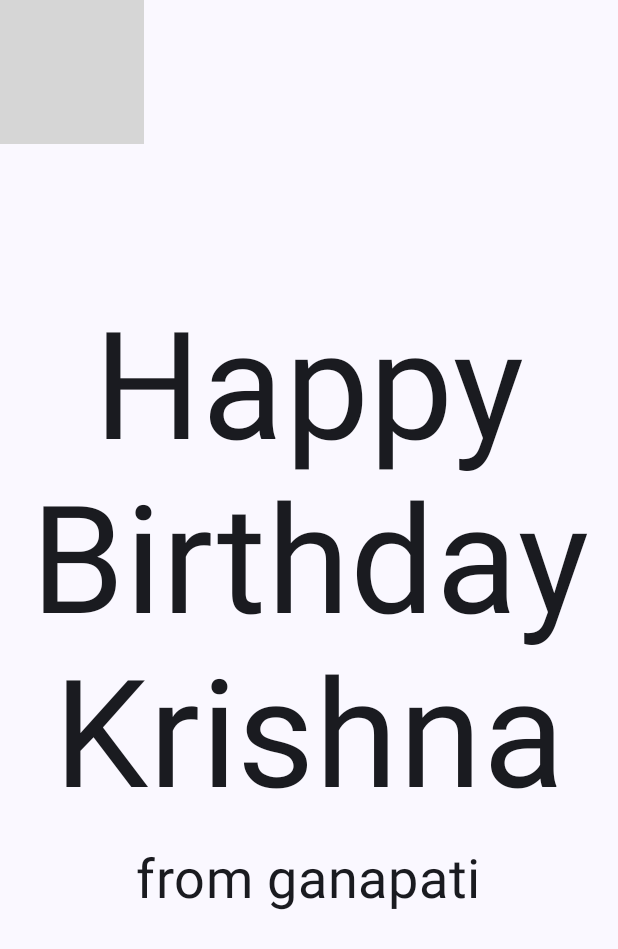
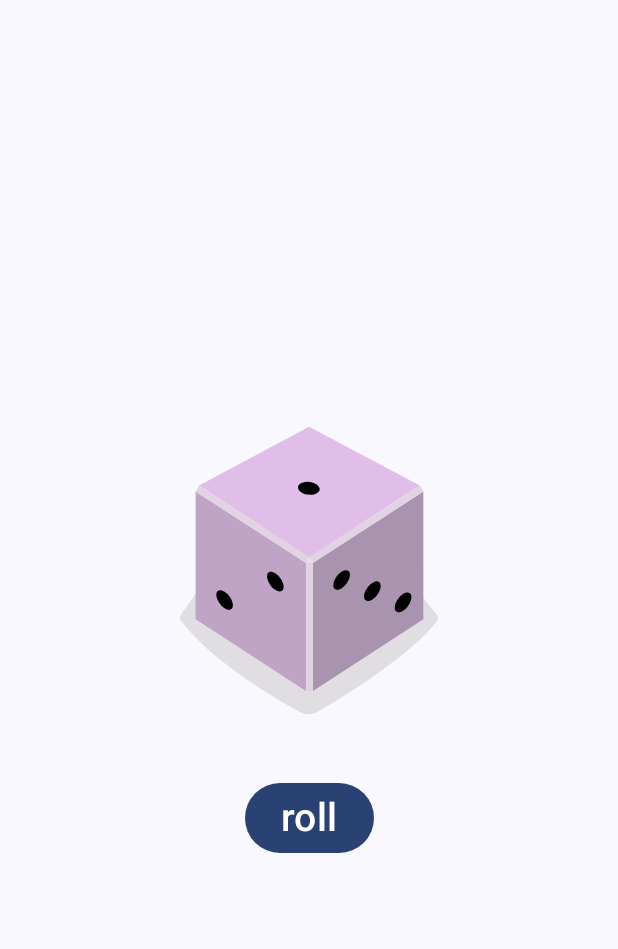
Before and after one commit to krishnamadugu/learnAndroid, an Android app built with Jetpack Compose: the screen it shows after launch (MainActivity), on a phone screen of 412 x 824 dp. Shown: the top 949 px of the screen. Run offline under Robolectric (Android 15) with nearby library versions, the phone set to English and light mode, and no system bars; grey boxes are pictures that could not be loaded.

Commit message:
day 2 finished successfully

```diff
--- a/app/src/main/java/com/example/birthdaycardapp/MainActivity.kt
+++ b/app/src/main/java/com/example/birthdaycardapp/MainActivity.kt
@@ -1,25 +1,30 @@
 package com.example.birthdaycardapp
+
 
 import android.os.Bundle
 import androidx.activity.ComponentActivity
 import androidx.activity.compose.setContent
 import androidx.compose.foundation.Image
-import androidx.compose.foundation.layout.Arrangement
-import androidx.compose.foundation.layout.Box
 
 import androidx.compose.foundation.layout.Column
+
+import androidx.compose.foundation.layout.Spacer
 import androidx.compose.foundation.layout.fillMaxSize
-import androidx.compose.foundation.layout.padding
+import androidx.compose.foundation.layout.height
+import androidx.compose.foundation.layout.wrapContentSize
+import androidx.compose.material3.Button
 import androidx.compose.material3.MaterialTheme
 import androidx.compose.material3.Surface
 import androidx.compose.material3.Text
 import androidx.compose.runtime.Composable
+import androidx.compose.runtime.remember
+import androidx.compose.runtime.mutableStateOf
+import androidx.compose.runtime.getValue
+import androidx.compose.runtime.setValue
 import androidx.compose.ui.Alignment
 import androidx.compose.ui.Modifier
-import androidx.compose.ui.layout.ContentScale
 import androidx.compose.ui.res.painterResource
 import androidx.compose.ui.res.stringResource
-import androidx.compose.ui.text.style.TextAlign
 import androidx.compose.ui.tooling.preview.Preview
 import androidx.compose.ui.unit.dp
 import androidx.compose.ui.unit.sp
@@ -35,64 +40,51 @@ class MainActivity : ComponentActivity() {
                     modifier = Modifier.fillMaxSize(),
                     color = MaterialTheme.colorScheme.background
                 ) {
-                    GreetingImage(
-                        message = stringResource(R.string.happy_birthday_text),
-                        from = stringResource(R.string.signature_text),
-                        modifier = Modifier.fillMaxSize(),
-                    )
+                    DiceRollerApp()
                 }
             }
         }
     }
 }
 
+
+@Preview(showSystemUi = true)
 @Composable
-fun GreetingImage(message: String, from: String, modifier: Modifier = Modifier) {
-    val image = painterResource(R.drawable.androidparty)
-    Box {
-        Image(
-            painter = image,
-            contentDescription = null,
-            contentScale = ContentScale.Crop,
-            alpha = 0.5F,
-        )
-        GreetingText(
-            message = message,
-            from = from,
-            modifier = modifier
-                .fillMaxSize()
-                .padding(8.0.dp)
-        )
-
-    }
+fun DiceRollerApp() {
+    DiceWithButtonAndImage()
 }
 
 @Composable
-fun GreetingText(message:String, from:String , modifier: Modifier = Modifier) {
-    Column(
-        verticalArrangement = Arrangement.Center,
-        modifier = modifier
+fun DiceWithButtonAndImage(
+    modifier: Modifier = Modifier
+) {
+    var result by remember {
+        mutableStateOf(1)
+    }
+
+    val imageResource = when (result) {
+        1 -> R.drawable.dice_1
+        2 -> R.drawable.dice_2
+        3 -> R.drawable.dice_3
+        4 -> R.drawable.dice_4
+        5 -> R.drawable.dice_5
+        else -> R.drawable.dice_6
+    }
+
+    Column (
+        modifier = modifier.fillMaxSize().wrapContentSize(Alignment.Center),
+        horizontalAlignment = Alignment.CenterHorizontally
     ) {
-        Text(
-            text = message,
-            fontSize = 100.sp,
-            lineHeight = 116.sp,
-            textAlign = TextAlign.Center
-        )
-        Text(
-            text = from,
-            fontSize = 36.sp,
-            modifier = Modifier
-                .padding(16.dp)
-                .align(alignment = Alignment.CenterHorizontally)
-        )
+        Image(painter = painterResource(id = imageResource), contentDescription = result.toString())
+        Spacer(modifier = modifier.height(16.dp))
+        Button(onClick = {
+
+            result = (1..6).random()  }) {
+            Text(
+                text = stringResource(R.string.roll),
+                fontSize = 26.sp
+            )
+
+        }
     }
 }
-
-@Preview(showBackground = true)
-@Composable
-fun GreetingPreview() {
-    BirthdayCardAppTheme {
-        GreetingImage(message = "Happy Birthday Ganesha", from = "From Balakrishna")
-    }
-}
--- /dev/null
+++ b/app/src/main/res/drawable-nodpi/dice_1.xml
@@ -0,0 +1,66 @@
+<!--
+  ~ Copyright 2022, The Android Open Source Project
+  ~
+  ~ Licensed under the Apache License, Version 2.0 (the "License");
+  ~ you may not use this file except in compliance with the License.
+  ~ You may obtain a copy of the License at
+  ~
+  ~     http://www.apache.org/licenses/LICENSE-2.0
+  ~
+  ~ Unless required by applicable law or agreed to in writing, software
+  ~ distributed under the License is distributed on an "AS IS" BASIS,
+  ~ WITHOUT WARRANTIES OR CONDITIONS OF ANY KIND, either express or implied.
+  ~ See the License for the specific language governing permissions and
+  ~ limitations under the License.
+  -->
+
+<vector xmlns:android="http://schemas.android.com/apk/res/android"
+    android:width="200dp"
+    android:height="250dp"
+    android:viewportWidth="800"
+    android:viewportHeight="1000">
+    <path
+        android:fillAlpha="0.5"
+        android:fillColor="#C5C4C4"
+        android:pathData="M740.8,635.42c-68.27,90.47 -249.77,201.76 -316,240.63a50.7,50.7 0,0 1,-49.93 0.81c-64.19,-35 -234.09,-133.88 -315.65,-242a14.69,14.69 0,0 1,-0.12 -17.49c77.58,-106.29 159.67,-258.89 341.06,-258.89 182,0 242.19,139.08 340.27,258.88A14.62,14.62 0,0 1,740.8 635.42Z"
+        android:strokeAlpha="0.5" />
+    <path
+        android:fillColor="#AA93AE"
+        android:pathData="M704.9,630l-294.29,191.06l0,-340.85l294.29,-191.06l0,340.85z" />
+    <path
+        android:fillColor="#C0A4C5"
+        android:pathData="M97.59,630l294.29,191.06l0,-340.85l-294.29,-191.06l0,340.85z" />
+    <path
+        android:fillColor="#E1BEE7"
+        android:pathData="M400.14,464.73l-293.19,-191.45l293.19,-156.31l295.39,156.31l-295.39,191.45z" />
+    <path
+        android:fillColor="#E2D3E4"
+        android:pathData="M106.95,273.28l-9.36,15.87l294.29,191.06l8.26,-15.48l-293.19,-191.45z" />
+    <path
+        android:fillColor="#E2D3E4"
+        android:pathData="M695.53,273.28l9.37,15.87l-294.29,191.06l-10.47,-15.48l295.39,-191.45z" />
+    <path
+        android:fillColor="#E2D3E4"
+        android:pathData="M391.88,480.21h18.73v340.85h-18.73z" />
+    <path
+        android:fillColor="#E7DCE8"
+        android:pathData="M400.14,464.73l-8.26,15.48l18.73,0l-10.47,-15.48z" />
+    <path
+        android:fillColor="#000000"
+        android:pathData="M397.45,297.62a16.9,28.71 97.07,1 0,4.16 -33.54a16.9,28.71 97.07,1 0,-4.16 33.54z" />
+    <path
+        android:fillColor="#000000"
+        android:pathData="M297.17,539.02a30.12,16.11 53.82,1 0,26.01 -19.02a30.12,16.11 53.82,1 0,-26.01 19.02z" />
+    <path
+        android:fillColor="#000000"
+        android:pathData="M161.96,588.24a30.12,16.11 53.82,1 0,26.01 -19.02a30.12,16.11 53.82,1 0,-26.01 19.02z" />
+    <path
+        android:fillColor="#000000"
+        android:pathData="M551.15,579.45a30.12,16.11 126.18,1 0,35.56 -48.62a30.12,16.11 126.18,1 0,-35.56 48.62z" />
+    <path
+        android:fillColor="#000000"
+        android:pathData="M469.12,549.58a30.12,16.11 126.18,1 0,35.56 -48.62a30.12,16.11 126.18,1 0,-35.56 48.62z" />
+    <path
+        android:fillColor="#000000"
+        android:pathData="M633.17,609.29a30.12,16.11 126.18,1 0,35.56 -48.62a30.12,16.11 126.18,1 0,-35.56 48.62z" />
+</vector>
--- /dev/null
+++ b/app/src/main/res/drawable-nodpi/dice_2.xml
@@ -0,0 +1,66 @@
+<!--
+  ~ Copyright 2022, The Android Open Source Project
+  ~
+  ~ Licensed under the Apache License, Version 2.0 (the "License");
+  ~ you may not use this file except in compliance with the License.
+  ~ You may obtain a copy of the License at
+  ~
+  ~     http://www.apache.org/licenses/LICENSE-2.0
+  ~
+  ~ Unless required by applicable law or agreed to in writing, software
+  ~ distributed under the License is distributed on an "AS IS" BASIS,
+  ~ WITHOUT WARRANTIES OR CONDITIONS OF ANY KIND, either express or implied.
+  ~ See the License for the specific language governing permissions and
+  ~ limitations under the License.
+  -->
+
+<vector xmlns:android="http://schemas.android.com/apk/res/android"
+    android:width="200dp"
+    android:height="250dp"
+    android:viewportWidth="800"
+    android:viewportHeight="1000">
+    <path
+        android:fillAlpha="0.5"
+        android:fillColor="#C5C4C4"
+        android:pathData="M740.8,635.42c-68.27,90.47 -249.77,201.76 -316,240.63a50.7,50.7 0,0 1,-49.93 0.81c-64.19,-35 -234.09,-133.88 -315.65,-242a14.69,14.69 0,0 1,-0.12 -17.49c77.58,-106.29 159.67,-258.89 341.06,-258.89 182,0 242.19,139.08 340.27,258.88A14.62,14.62 0,0 1,740.8 635.42Z"
+        android:strokeAlpha="0.5" />
+    <path
+        android:fillColor="#AA93AE"
+        android:pathData="M704.9,630l-294.29,191.06l0,-340.85l294.29,-191.06l0,340.85z" />
+    <path
+        android:fillColor="#C0A4C5"
+        android:pathData="M97.59,630l294.29,191.06l0,-340.85l-294.29,-191.06l0,340.85z" />
+    <path
+        android:fillColor="#E1BEE7"
+        android:pathData="M400.14,464.73l-293.19,-191.45l293.19,-156.31l295.39,156.31l-295.39,191.45z" />
+    <path
+        android:fillColor="#E2D3E4"
+        android:pathData="M106.95,273.28l-9.36,15.87l294.29,191.06l8.26,-15.48l-293.19,-191.45z" />
+    <path
+        android:fillColor="#E2D3E4"
+        android:pathData="M695.53,273.28l9.37,15.87l-294.29,191.06l-10.47,-15.48l295.39,-191.45z" />
+    <path
+        android:fillColor="#E2D3E4"
+        android:pathData="M391.88,480.21h18.73v340.85h-18.73z" />
+    <path
+        android:fillColor="#E7DCE8"
+        android:pathData="M400.14,464.73l-8.26,15.48l18.73,0l-10.47,-15.48z" />
+    <path
+        android:fillColor="#000000"
+        android:pathData="M520.85,303.25a16.9,28.71 97.07,1 0,4.16 -33.54a16.9,28.71 97.07,1 0,-4.16 33.54z" />
+    <path
+        android:fillColor="#000000"
+        android:pathData="M273.33,291.99a16.9,28.71 97.07,1 0,4.16 -33.54a16.9,28.71 97.07,1 0,-4.16 33.54z" />
+    <path
+        android:fillColor="#000000"
+        android:pathData="M229.56,563.64a30.12,16.11 53.82,1 0,26.01 -19.02a30.12,16.11 53.82,1 0,-26.01 19.02z" />
+    <path
+        android:fillColor="#000000"
+        android:pathData="M311.58,533.77a30.12,16.11 53.82,1 0,26.01 -19.02a30.12,16.11 53.82,1 0,-26.01 19.02z" />
+    <path
+        android:fillColor="#000000"
+        android:pathData="M147.54,593.49a30.12,16.11 53.82,1 0,26.01 -19.02a30.12,16.11 53.82,1 0,-26.01 19.02z" />
+    <path
+        android:fillColor="#000000"
+        android:pathData="M551.15,579.45a30.12,16.11 126.18,1 0,35.56 -48.62a30.12,16.11 126.18,1 0,-35.56 48.62z" />
+</vector>
--- /dev/null
+++ b/app/src/main/res/drawable-nodpi/dice_3.xml
@@ -0,0 +1,66 @@
+<!--
+  ~ Copyright 2022, The Android Open Source Project
+  ~
+  ~ Licensed under the Apache License, Version 2.0 (the "License");
+  ~ you may not use this file except in compliance with the License.
+  ~ You may obtain a copy of the License at
+  ~
+  ~     http://www.apache.org/licenses/LICENSE-2.0
+  ~
+  ~ Unless required by applicable law or agreed to in writing, software
+  ~ distributed under the License is distributed on an "AS IS" BASIS,
+  ~ WITHOUT WARRANTIES OR CONDITIONS OF ANY KIND, either express or implied.
+  ~ See the License for the specific language governing permissions and
+  ~ limitations under the License.
+  -->
+
+<vector xmlns:android="http://schemas.android.com/apk/res/android"
+    android:width="200dp"
+    android:height="250dp"
+    android:viewportWidth="800"
+    android:viewportHeight="1000">
+    <path
+        android:fillAlpha="0.5"
+        android:fillColor="#C5C4C4"
+        android:pathData="M740.8,635.42c-68.27,90.47 -249.77,201.76 -316,240.63a50.7,50.7 0,0 1,-49.93 0.81c-64.19,-35 -234.09,-133.88 -315.65,-242a14.69,14.69 0,0 1,-0.12 -17.49c77.58,-106.29 159.67,-258.89 341.06,-258.89 182,0 242.19,139.08 340.27,258.88A14.62,14.62 0,0 1,740.8 635.42Z"
+        android:strokeAlpha="0.5" />
+    <path
+        android:fillColor="#AA93AE"
+        android:pathData="M704.9,630l-294.29,191.06l0,-340.85l294.29,-191.06l0,340.85z" />
+    <path
+        android:fillColor="#C0A4C5"
+        android:pathData="M97.59,630l294.29,191.06l0,-340.85l-294.29,-191.06l0,340.85z" />
+    <path
+        android:fillColor="#E1BEE7"
+        android:pathData="M400.14,464.73l-293.19,-191.45l293.19,-156.31l295.39,156.31l-295.39,191.45z" />
+    <path
+        android:fillColor="#E2D3E4"
+        android:pathData="M106.95,273.28l-9.36,15.87l294.29,191.06l8.26,-15.48l-293.19,-191.45z" />
+    <path
+        android:fillColor="#E2D3E4"
+        android:pathData="M695.53,273.28l9.37,15.87l-294.29,191.06l-10.47,-15.48l295.39,-191.45z" />
+    <path
+        android:fillColor="#E2D3E4"
+        android:pathData="M391.88,480.21h18.73v340.85h-18.73z" />
+    <path
+        android:fillColor="#E7DCE8"
+        android:pathData="M400.14,464.73l-8.26,15.48l18.73,0l-10.47,-15.48z" />
+    <path
+        android:fillColor="#000000"
+        android:pathData="M398.11,297.62a16.9,28.71 97.07,1 0,4.16 -33.54a16.9,28.71 97.07,1 0,-4.16 33.54z" />
+    <path
+        android:fillColor="#000000"
+        android:pathData="M548.27,304.46a16.9,28.71 97.07,1 0,4.16 -33.54a16.9,28.71 97.07,1 0,-4.16 33.54z" />
+    <path
+        android:fillColor="#000000"
+        android:pathData="M247.95,290.79a16.9,28.71 97.07,1 0,4.16 -33.54a16.9,28.71 97.07,1 0,-4.16 33.54z" />
+    <path
+        android:fillColor="#000000"
+        android:pathData="M229.56,563.64a30.12,16.11 53.82,1 0,26.01 -19.02a30.12,16.11 53.82,1 0,-26.01 19.02z" />
+    <path
+        android:fillColor="#000000"
+        android:pathData="M483.54,554.83a30.12,16.11 126.18,1 0,35.56 -48.62a30.12,16.11 126.18,1 0,-35.56 48.62z" />
+    <path
+        android:fillColor="#000000"
+        android:pathData="M618.75,604.04a30.12,16.11 126.18,1 0,35.56 -48.62a30.12,16.11 126.18,1 0,-35.56 48.62z" />
+</vector>
--- /dev/null
+++ b/app/src/main/res/drawable-nodpi/dice_4.xml
@@ -0,0 +1,69 @@
+<!--
+  ~ Copyright 2022, The Android Open Source Project
+  ~
+  ~ Licensed under the Apache License, Version 2.0 (the "License");
+  ~ you may not use this file except in compliance with the License.
+  ~ You may obtain a copy of the License at
+  ~
+  ~     http://www.apache.org/licenses/LICENSE-2.0
+  ~
+  ~ Unless required by applicable law or agreed to in writing, software
+  ~ distributed under the License is distributed on an "AS IS" BASIS,
+  ~ WITHOUT WARRANTIES OR CONDITIONS OF ANY KIND, either express or implied.
+  ~ See the License for the specific language governing permissions and
+  ~ limitations under the License.
+  -->
+
+<vector xmlns:android="http://schemas.android.com/apk/res/android"
+    android:width="200dp"
+    android:height="250dp"
+    android:viewportWidth="800"
+    android:viewportHeight="1000">
+    <path
+        android:fillAlpha="0.5"
+        android:fillColor="#C5C4C4"
+        android:pathData="M740.8,635.42c-68.27,90.47 -249.77,201.76 -316,240.63a50.7,50.7 0,0 1,-49.93 0.81c-64.19,-35 -234.09,-133.88 -315.65,-242a14.69,14.69 0,0 1,-0.12 -17.49c77.58,-106.29 159.67,-258.89 341.06,-258.89 182,0 242.19,139.08 340.27,258.88A14.62,14.62 0,0 1,740.8 635.42Z"
+        android:strokeAlpha="0.5" />
+    <path
+        android:fillColor="#AA93AE"
+        android:pathData="M704.9,630l-294.29,191.06l0,-340.85l294.29,-191.06l0,340.85z" />
+    <path
+        android:fillColor="#C0A4C5"
+        android:pathData="M97.59,630l294.29,191.06l0,-340.85l-294.29,-191.06l0,340.85z" />
+    <path
+        android:fillColor="#E1BEE7"
+        android:pathData="M400.14,464.73l-293.19,-191.45l293.19,-156.31l295.39,156.31l-295.39,191.45z" />
+    <path
+        android:fillColor="#E2D3E4"
+        android:pathData="M106.95,273.28l-9.36,15.87l294.29,191.06l8.26,-15.48l-293.19,-191.45z" />
+    <path
+        android:fillColor="#E2D3E4"
+        android:pathData="M695.53,273.28l9.37,15.87l-294.29,191.06l-10.47,-15.48l295.39,-191.45z" />
+    <path
+        android:fillColor="#E2D3E4"
+        android:pathData="M391.88,480.21h18.73v340.85h-18.73z" />
+    <path
+        android:fillColor="#E7DCE8"
+        android:pathData="M400.14,464.73l-8.26,15.48l18.73,0l-10.47,-15.48z" />
+    <path
+        android:fillColor="#000000"
+        android:pathData="M530.08,303.65a16.9,28.71 97.07,1 0,4.16 -33.54a16.9,28.71 97.07,1 0,-4.16 33.54z" />
+    <path
+        android:fillColor="#000000"
+        android:pathData="M389.68,218.17a16.9,28.71 97.07,1 0,4.16 -33.54a16.9,28.71 97.07,1 0,-4.16 33.54z" />
+    <path
+        android:fillColor="#000000"
+        android:pathData="M405.35,377.09a16.9,28.71 97.07,1 0,4.16 -33.54a16.9,28.71 97.07,1 0,-4.16 33.54z" />
+    <path
+        android:fillColor="#000000"
+        android:pathData="M264.95,291.6a16.9,28.71 97.07,1 0,4.16 -33.54a16.9,28.71 97.07,1 0,-4.16 33.54z" />
+    <path
+        android:fillColor="#000000"
+        android:pathData="M297.17,541.59a30.12,16.11 53.82,1 0,26.01 -19.02a30.12,16.11 53.82,1 0,-26.01 19.02z" />
+    <path
+        android:fillColor="#000000"
+        android:pathData="M161.96,590.81a30.12,16.11 53.82,1 0,26.01 -19.02a30.12,16.11 53.82,1 0,-26.01 19.02z" />
+    <path
+        android:fillColor="#000000"
+        android:pathData="M551.15,579.45a30.12,16.11 126.18,1 0,35.56 -48.62a30.12,16.11 126.18,1 0,-35.56 48.62z" />
+</vector>
--- /dev/null
+++ b/app/src/main/res/drawable-nodpi/dice_5.xml
@@ -0,0 +1,75 @@
+<!--
+  ~ Copyright 2022, The Android Open Source Project
+  ~
+  ~ Licensed under the Apache License, Version 2.0 (the "License");
+  ~ you may not use this file except in compliance with the License.
+  ~ You may obtain a copy of the License at
+  ~
+  ~     http://www.apache.org/licenses/LICENSE-2.0
+  ~
+  ~ Unless required by applicable law or agreed to in writing, software
+  ~ distributed under the License is distributed on an "AS IS" BASIS,
+  ~ WITHOUT WARRANTIES OR CONDITIONS OF ANY KIND, either express or implied.
+  ~ See the License for the specific language governing permissions and
+  ~ limitations under the License.
+  -->
+
+<vector xmlns:android="http://schemas.android.com/apk/res/android"
+    android:width="200dp"
+    android:height="250dp"
+    android:viewportWidth="800"
+    android:viewportHeight="1000">
+    <path
+        android:fillAlpha="0.5"
+        android:fillColor="#C5C4C4"
+        android:pathData="M740.8,635.42c-68.27,90.47 -249.77,201.76 -316,240.63a50.7,50.7 0,0 1,-49.93 0.81c-64.19,-35 -234.09,-133.88 -315.65,-242a14.69,14.69 0,0 1,-0.12 -17.49c77.58,-106.29 159.67,-258.89 341.06,-258.89 182,0 242.19,139.08 340.27,258.88A14.62,14.62 0,0 1,740.8 635.42Z"
+        android:strokeAlpha="0.5" />
+    <path
+        android:fillColor="#AA93AE"
+        android:pathData="M704.9,630l-294.29,191.06l0,-340.85l294.29,-191.06l0,340.85z" />
+    <path
+        android:fillColor="#C0A4C5"
+        android:pathData="M97.59,630l294.29,191.06l0,-340.85l-294.29,-191.06l0,340.85z" />
+    <path
+        android:fillColor="#E1BEE7"
+        android:pathData="M400.14,464.73l-293.19,-191.45l293.19,-156.31l295.39,156.31l-295.39,191.45z" />
+    <path
+        android:fillColor="#E2D3E4"
+        android:pathData="M106.95,273.28l-9.36,15.87l294.29,191.06l8.26,-15.48l-293.19,-191.45z" />
+    <path
+        android:fillColor="#E2D3E4"
+        android:pathData="M695.53,273.28l9.37,15.87l-294.29,191.06l-10.47,-15.48l295.39,-191.45z" />
+    <path
+        android:fillColor="#E2D3E4"
+        android:pathData="M391.88,480.21h18.73v340.85h-18.73z" />
+    <path
+        android:fillColor="#E7DCE8"
+        android:pathData="M400.14,464.73l-8.26,15.48l18.73,0l-10.47,-15.48z" />
+    <path
+        android:fillColor="#000000"
+        android:pathData="M397.05,297.63a16.9,28.71 97.07,1 0,4.16 -33.54a16.9,28.71 97.07,1 0,-4.16 33.54z" />
+    <path
+        android:fillColor="#000000"
+        android:pathData="M547.21,304.45a16.9,28.71 97.07,1 0,4.16 -33.54a16.9,28.71 97.07,1 0,-4.16 33.54z" />
+    <path
+        android:fillColor="#000000"
+        android:pathData="M388.17,207.62a16.9,28.71 97.07,1 0,4.16 -33.54a16.9,28.71 97.07,1 0,-4.16 33.54z" />
+    <path
+        android:fillColor="#000000"
+        android:pathData="M405.93,387.62a16.9,28.71 97.07,1 0,4.16 -33.54a16.9,28.71 97.07,1 0,-4.16 33.54z" />
+    <path
+        android:fillColor="#000000"
+        android:pathData="M246.89,290.79a16.9,28.71 97.07,1 0,4.16 -33.54a16.9,28.71 97.07,1 0,-4.16 33.54z" />
+    <path
+        android:fillColor="#000000"
+        android:pathData="M229.56,563.64a30.12,16.11 53.82,1 0,26.01 -19.02a30.12,16.11 53.82,1 0,-26.01 19.02z" />
+    <path
+        android:fillColor="#000000"
+        android:pathData="M551.15,579.45a30.12,16.11 126.18,1 0,35.56 -48.62a30.12,16.11 126.18,1 0,-35.56 48.62z" />
+    <path
+        android:fillColor="#000000"
+        android:pathData="M469.12,549.58a30.12,16.11 126.18,1 0,35.56 -48.62a30.12,16.11 126.18,1 0,-35.56 48.62z" />
+    <path
+        android:fillColor="#000000"
+        android:pathData="M633.17,609.29a30.12,16.11 126.18,1 0,35.56 -48.62a30.12,16.11 126.18,1 0,-35.56 48.62z" />
+</vector>
--- /dev/null
+++ b/app/src/main/res/drawable-nodpi/dice_6.xml
@@ -0,0 +1,81 @@
+<!--
+  ~ Copyright 2022, The Android Open Source Project
+  ~
+  ~ Licensed under the Apache License, Version 2.0 (the "License");
+  ~ you may not use this file except in compliance with the License.
+  ~ You may obtain a copy of the License at
+  ~
+  ~     http://www.apache.org/licenses/LICENSE-2.0
+  ~
+  ~ Unless required by applicable law or agreed to in writing, software
+  ~ distributed under the License is distributed on an "AS IS" BASIS,
+  ~ WITHOUT WARRANTIES OR CONDITIONS OF ANY KIND, either express or implied.
+  ~ See the License for the specific language governing permissions and
+  ~ limitations under the License.
+  -->
+
+<vector xmlns:android="http://schemas.android.com/apk/res/android"
+    android:width="200dp"
+    android:height="250dp"
+    android:viewportWidth="800"
+    android:viewportHeight="1000">
+    <path
+        android:fillAlpha="0.5"
+        android:fillColor="#C5C4C4"
+        android:pathData="M740.8,635.42c-68.27,90.47 -249.77,201.76 -316,240.63a50.7,50.7 0,0 1,-49.93 0.81c-64.19,-35 -234.09,-133.88 -315.65,-242a14.69,14.69 0,0 1,-0.12 -17.49c77.58,-106.29 159.67,-258.89 341.06,-258.89 182,0 242.19,139.08 340.27,258.88A14.62,14.62 0,0 1,740.8 635.42Z"
+        android:strokeAlpha="0.5" />
+    <path
+        android:fillColor="#AA93AE"
+        android:pathData="M704.9,630l-294.29,191.06l0,-340.85l294.29,-191.06l0,340.85z" />
+    <path
+        android:fillColor="#C0A4C5"
+        android:pathData="M97.59,630l294.29,191.06l0,-340.85l-294.29,-191.06l0,340.85z" />
+    <path
+        android:fillColor="#E1BEE7"
+        android:pathData="M400.14,464.73l-293.19,-191.45l293.19,-156.31l295.39,156.31l-295.39,191.45z" />
+    <path
+        android:fillColor="#E2D3E4"
+        android:pathData="M106.95,273.28l-9.36,15.87l294.29,191.06l8.26,-15.48l-293.19,-191.45z" />
+    <path
+        android:fillColor="#E2D3E4"
+        android:pathData="M695.53,273.28l9.37,15.87l-294.29,191.06l-10.47,-15.48l295.39,-191.45z" />
+    <path
+        android:fillColor="#E2D3E4"
+        android:pathData="M391.88,480.21h18.73v340.85h-18.73z" />
+    <path
+        android:fillColor="#E7DCE8"
+        android:pathData="M400.14,464.73l-8.26,15.48l18.73,0l-10.47,-15.48z" />
+    <path
+        android:fillColor="#000000"
+        android:pathData="M326.53,254.89a16.9,28.71 97.07,1 0,4.16 -33.54a16.9,28.71 97.07,1 0,-4.16 33.54z" />
+    <path
+        android:fillColor="#000000"
+        android:pathData="M537.57,298.78a16.9,28.71 97.07,1 0,4.16 -33.54a16.9,28.71 97.07,1 0,-4.16 33.54z" />
+    <path
+        android:fillColor="#000000"
+        android:pathData="M397.17,213.3a16.9,28.71 97.07,1 0,4.16 -33.54a16.9,28.71 97.07,1 0,-4.16 33.54z" />
+    <path
+        android:fillColor="#000000"
+        android:pathData="M396.31,381.95a16.9,28.71 97.07,1 0,4.16 -33.54a16.9,28.71 97.07,1 0,-4.16 33.54z" />
+    <path
+        android:fillColor="#000000"
+        android:pathData="M255.91,296.47a16.9,28.71 97.07,1 0,4.16 -33.54a16.9,28.71 97.07,1 0,-4.16 33.54z" />
+    <path
+        android:fillColor="#000000"
+        android:pathData="M466.93,340.37a16.9,28.71 97.07,1 0,4.16 -33.54a16.9,28.71 97.07,1 0,-4.16 33.54z" />
+    <path
+        android:fillColor="#000000"
+        android:pathData="M230,563.64a30.12,16.11 53.82,1 0,26.01 -19.02a30.12,16.11 53.82,1 0,-26.01 19.02z" />
+    <path
+        android:fillColor="#000000"
+        android:pathData="M312.02,533.78a30.12,16.11 53.82,1 0,26.01 -19.02a30.12,16.11 53.82,1 0,-26.01 19.02z" />
+    <path
+        android:fillColor="#000000"
+        android:pathData="M147.96,593.48a30.12,16.11 53.82,1 0,26.01 -19.02a30.12,16.11 53.82,1 0,-26.01 19.02z" />
+    <path
+        android:fillColor="#000000"
+        android:pathData="M483.54,554.83a30.12,16.11 126.18,1 0,35.56 -48.62a30.12,16.11 126.18,1 0,-35.56 48.62z" />
+    <path
+        android:fillColor="#000000"
+        android:pathData="M618.75,604.04a30.12,16.11 126.18,1 0,35.56 -48.62a30.12,16.11 126.18,1 0,-35.56 48.62z" />
+</vector>
--- a/app/src/main/res/values/strings.xml
+++ b/app/src/main/res/values/strings.xml
@@ -1,5 +1,4 @@
 <resources>
-    <string name="app_name">birthdayCardApp</string>
-    <string name="happy_birthday_text">Happy Birthday Krishna</string>
-    <string name="signature_text">from ganapati</string>
+    <string name="app_name">Dice App</string>
+    <string name="roll">roll</string>
 </resources>
```
